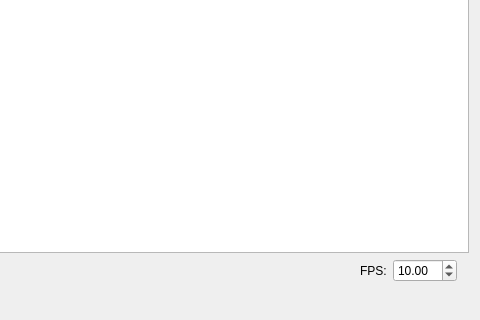
blackphil/AstroCameraRemote, file app/AstroCameraRemote/LiveView_Widget.ui: the form before one commit; both pictures show x 160 to 640 and y 160 to 480 of the 640 by 480 pixel window.
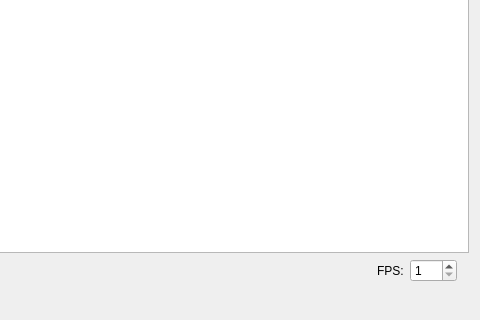
The form after the commit.

Patch:
```diff
--- a/app/AstroCameraRemote/LiveView_Widget.ui
+++ b/app/AstroCameraRemote/LiveView_Widget.ui
@@ -14,19 +14,6 @@
    <string>Form</string>
   </property>
   <layout class="QGridLayout" name="gridLayout">
-   <item row="1" column="2">
-    <widget class="QDoubleSpinBox" name="fpsSpinBox">
-     <property name="minimum">
-      <double>0.010000000000000</double>
-     </property>
-     <property name="maximum">
-      <double>100.000000000000000</double>
-     </property>
-     <property name="value">
-      <double>10.000000000000000</double>
-     </property>
-    </widget>
-   </item>
    <item row="1" column="0" rowspan="2">
     <widget class="QLabel" name="metaInfo">
      <property name="sizePolicy">
@@ -56,6 +43,16 @@
      </property>
     </widget>
    </item>
+   <item row="1" column="2">
+    <widget class="QSpinBox" name="fpsSpinBox">
+     <property name="minimum">
+      <number>1</number>
+     </property>
+     <property name="maximum">
+      <number>200</number>
+     </property>
+    </widget>
+   </item>
   </layout>
  </widget>
  <resources/>
```
